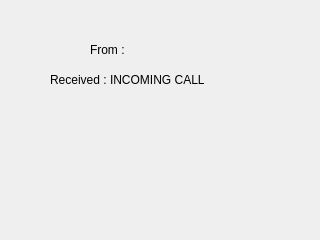
john1117/opi_watch, file callinfo.ui: the form before one commit.
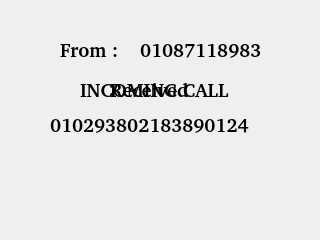
The form after the commit.

What changed in the file:
```diff
--- a/callinfo.ui
+++ b/callinfo.ui
@@ -16,12 +16,20 @@
   <widget class="QLabel" name="lIncomingCall">
    <property name="geometry">
     <rect>
-     <x>110</x>
-     <y>70</y>
-     <width>111</width>
+     <x>80</x>
+     <y>80</y>
+     <width>171</width>
      <height>19</height>
     </rect>
    </property>
+   <property name="font">
+    <font>
+     <family>Droid Sans [unknown]</family>
+     <pointsize>14</pointsize>
+     <weight>75</weight>
+     <bold>true</bold>
+    </font>
+   </property>
    <property name="text">
     <string>INCOMING CALL</string>
    </property>
@@ -29,9 +37,9 @@
   <widget class="QLabel" name="lRecievedTime">
    <property name="geometry">
     <rect>
-     <x>120</x>
-     <y>65</y>
-     <width>171</width>
+     <x>50</x>
+     <y>110</y>
+     <width>251</width>
      <height>30</height>
     </rect>
    </property>
@@ -47,8 +55,16 @@
      <height>30</height>
     </size>
    </property>
+   <property name="font">
+    <font>
+     <family>Droid Sans [unknown]</family>
+     <pointsize>14</pointsize>
+     <weight>75</weight>
+     <bold>true</bold>
+    </font>
+   </property>
    <property name="text">
-    <string/>
+    <string>010293802183890124</string>
    </property>
    <property name="alignment">
     <set>Qt::AlignLeading|Qt::AlignLeft|Qt::AlignVCenter</set>
@@ -57,9 +73,9 @@
   <widget class="QLabel" name="label_2">
    <property name="geometry">
     <rect>
-     <x>50</x>
-     <y>70</y>
-     <width>70</width>
+     <x>110</x>
+     <y>80</y>
+     <width>101</width>
      <height>19</height>
     </rect>
    </property>
@@ -69,8 +85,16 @@
      <verstretch>0</verstretch>
     </sizepolicy>
    </property>
+   <property name="font">
+    <font>
+     <family>Droid Sans [unknown]</family>
+     <pointsize>14</pointsize>
+     <weight>75</weight>
+     <bold>true</bold>
+    </font>
+   </property>
    <property name="text">
-    <string>Received : </string>
+    <string>Received</string>
    </property>
   </widget>
   <widget class="QLabel" name="lPhoneNumber">
@@ -78,7 +102,7 @@
     <rect>
      <x>140</x>
      <y>40</y>
-     <width>101</width>
+     <width>151</width>
      <height>19</height>
     </rect>
    </property>
@@ -88,16 +112,24 @@
      <verstretch>0</verstretch>
     </sizepolicy>
    </property>
+   <property name="font">
+    <font>
+     <family>Droid Sans [unknown]</family>
+     <pointsize>14</pointsize>
+     <weight>75</weight>
+     <bold>true</bold>
+    </font>
+   </property>
    <property name="text">
-    <string/>
+    <string>01087118983</string>
    </property>
   </widget>
   <widget class="QLabel" name="label">
    <property name="geometry">
     <rect>
-     <x>90</x>
+     <x>60</x>
      <y>40</y>
-     <width>44</width>
+     <width>71</width>
      <height>19</height>
     </rect>
    </property>
@@ -107,6 +139,14 @@
      <verstretch>0</verstretch>
     </sizepolicy>
    </property>
+   <property name="font">
+    <font>
+     <family>Droid Sans [unknown]</family>
+     <pointsize>14</pointsize>
+     <weight>75</weight>
+     <bold>true</bold>
+    </font>
+   </property>
    <property name="text">
     <string>From : </string>
    </property>
```
